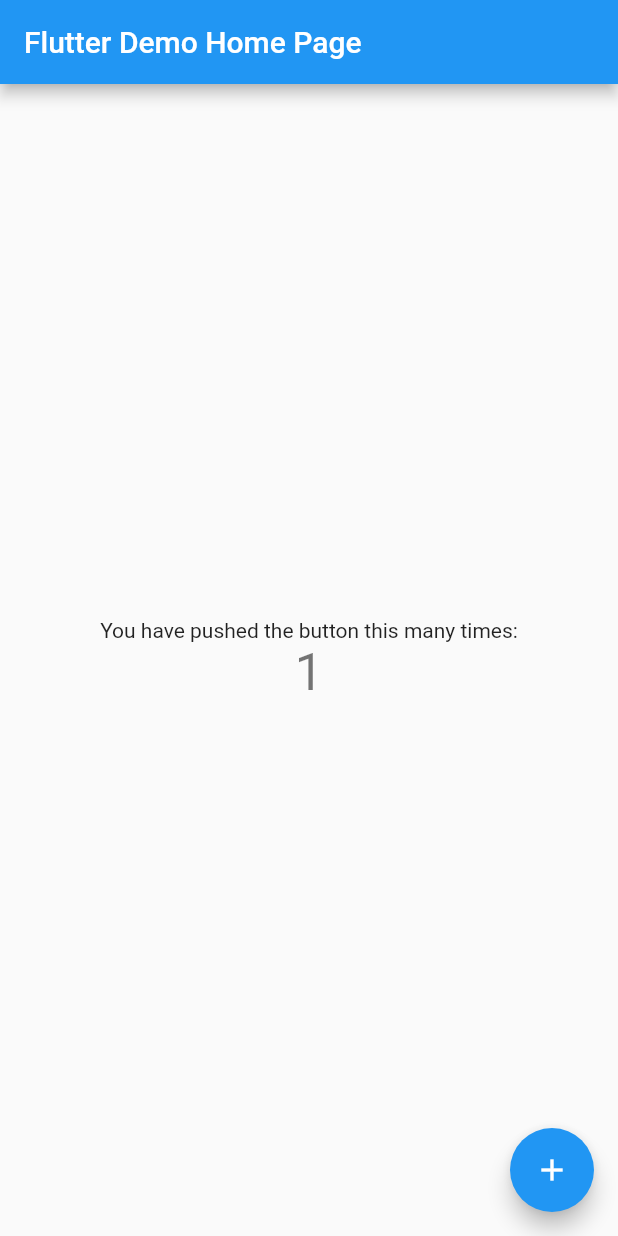
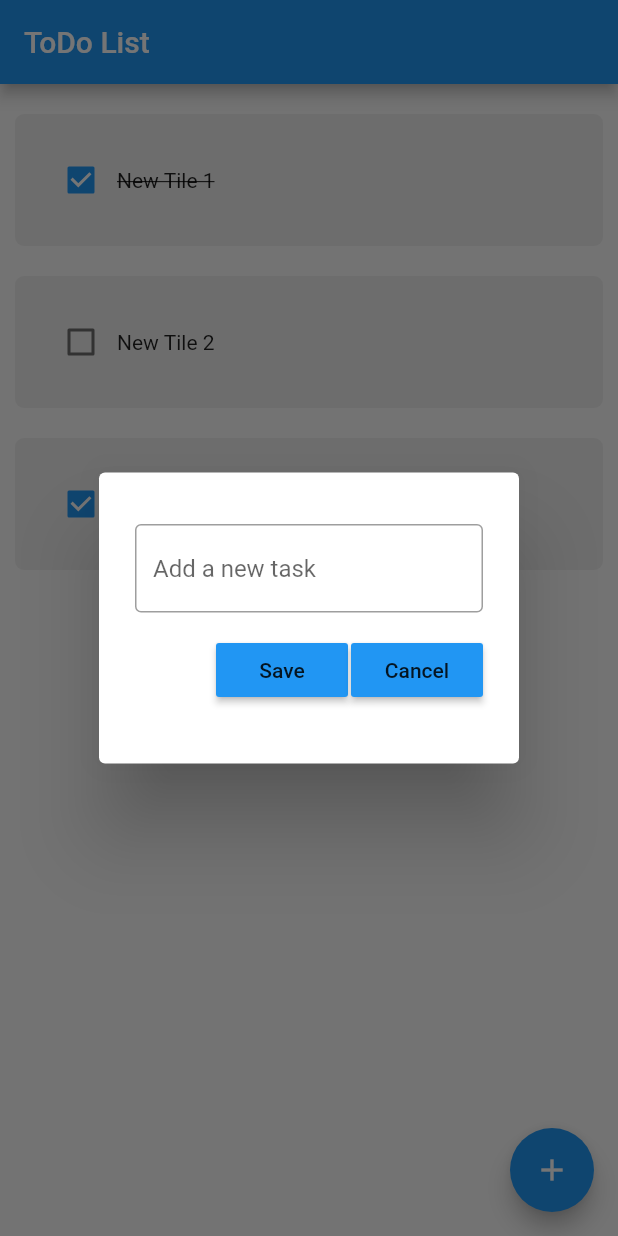
Before and after one commit to mumtazmuttahir/todolist, a Flutter app: the screen it shows after launch, after a tap on the "add" icon, on a phone screen of 412 x 824 dp. Run offline on Flutter 3.47's test engine with Material 2 defaults, Android fonts, the phone set to English and light mode, and no system bars; drawn by our look-alikes of flutter_slidable.

Commit message:
displays and adds new task

```diff
--- a/lib/main.dart
+++ b/lib/main.dart
@@ -1,4 +1,7 @@
+//Framework imports
 import 'package:flutter/material.dart';
+//Project imports
+import 'package:todolist/views/screens/screens.dart';
 
 void main() {
   runApp(const MyApp());
@@ -13,103 +16,9 @@ class MyApp extends StatelessWidget {
     return MaterialApp(
       title: 'Flutter Demo',
       theme: ThemeData(
-        // This is the theme of your application.
-        //
-        // Try running your application with "flutter run". You'll see the
-        // application has a blue toolbar. Then, without quitting the app, try
-        // changing the primarySwatch below to Colors.green and then invoke
-        // "hot reload" (press "r" in the console where you ran "flutter run",
-        // or simply save your changes to "hot reload" in a Flutter IDE).
-        // Notice that the counter didn't reset back to zero; the application
-        // is not restarted.
         primarySwatch: Colors.blue,
       ),
-      home: const MyHomePage(title: 'Flutter Demo Home Page'),
+      home: const ToDoListScreen(),
     );
   }
 }
-
-class MyHomePage extends StatefulWidget {
-  const MyHomePage({super.key, required this.title});
-
-  // This widget is the home page of your application. It is stateful, meaning
-  // that it has a State object (defined below) that contains fields that affect
-  // how it looks.
-
-  // This class is the configuration for the state. It holds the values (in this
-  // case the title) provided by the parent (in this case the App widget) and
-  // used by the build method of the State. Fields in a Widget subclass are
-  // always marked "final".
-
-  final String title;
-
-  @override
-  State<MyHomePage> createState() => _MyHomePageState();
-}
-
-class _MyHomePageState extends State<MyHomePage> {
-  int _counter = 0;
-
-  void _incrementCounter() {
-    setState(() {
-      // This call to setState tells the Flutter framework that something has
-      // changed in this State, which causes it to rerun the build method below
-      // so that the display can reflect the updated values. If we changed
-      // _counter without calling setState(), then the build method would not be
-      // called again, and so nothing would appear to happen.
-      _counter++;
-    });
-  }
-
-  @override
-  Widget build(BuildContext context) {
-    // This method is rerun every time setState is called, for instance as done
-    // by the _incrementCounter method above.
-    //
-    // The Flutter framework has been optimized to make rerunning build methods
-    // fast, so that you can just rebuild anything that needs updating rather
-    // than having to individually change instances of widgets.
-    return Scaffold(
-      appBar: AppBar(
-        // Here we take the value from the MyHomePage object that was created by
-        // the App.build method, and use it to set our appbar title.
-        title: Text(widget.title),
-      ),
-      body: Center(
-        // Center is a layout widget. It takes a single child and positions it
-        // in the middle of the parent.
-        child: Column(
-          // Column is also a layout widget. It takes a list of children and
-          // arranges them vertically. By default, it sizes itself to fit its
-          // children horizontally, and tries to be as tall as its parent.
-          //
-          // Invoke "debug painting" (press "p" in the console, choose the
-          // "Toggle Debug Paint" action from the Flutter Inspector in Android
-          // Studio, or the "Toggle Debug Paint" command in Visual Studio Code)
-          // to see the wireframe for each widget.
-          //
-          // Column has various properties to control how it sizes itself and
-          // how it positions its children. Here we use mainAxisAlignment to
-          // center the children vertically; the main axis here is the vertical
-          // axis because Columns are vertical (the cross axis would be
-          // horizontal).
-          mainAxisAlignment: MainAxisAlignment.center,
-          children: <Widget>[
-            const Text(
-              'You have pushed the button this many times:',
-            ),
-            Text(
-              '$_counter',
-              style: Theme.of(context).textTheme.headline4,
-            ),
-          ],
-        ),
-      ),
-      floatingActionButton: FloatingActionButton(
-        onPressed: _incrementCounter,
-        tooltip: 'Increment',
-        child: const Icon(Icons.add),
-      ), // This trailing comma makes auto-formatting nicer for build methods.
-    );
-  }
-}
--- /dev/null
+++ b/lib/models/models.dart
@@ -0,0 +1 @@
+export 'tiles/tiles.dart';
--- /dev/null
+++ b/lib/models/tiles/tiles.dart
@@ -0,0 +1 @@
+export 'todo_tile_model.dart';
--- /dev/null
+++ b/lib/repositories/repositories.dart
@@ -0,0 +1 @@
+export 'tasks_repositories/tasks_repositories.dart';
--- /dev/null
+++ b/lib/repositories/tasks_repositories/tasks_repositories.dart
@@ -0,0 +1 @@
+export 'fetch_tasks.dart';
--- /dev/null
+++ b/lib/views/components/buttons/buttons.dart
@@ -0,0 +1 @@
+export 'dialog_button.dart';
--- /dev/null
+++ b/lib/views/components/buttons/dialog_button.dart
@@ -0,0 +1,18 @@
+//Framework imports
+import 'package:flutter/material.dart';
+
+class DialogButton extends StatelessWidget {
+  DialogButton({super.key, required this.buttonText, required this.onPressed});
+
+  final String buttonText;
+  VoidCallback onPressed;
+
+  @override
+  Widget build(BuildContext context) {
+    return MaterialButton(
+      color: Theme.of(context).primaryColor,
+      onPressed: onPressed,
+      child: Text(buttonText),
+    );
+  }
+}
--- /dev/null
+++ b/lib/views/components/components.dart
@@ -0,0 +1,3 @@
+export 'buttons/buttons.dart';
+export 'dialogboxes/dialogboxes.dart';
+export 'tiles/tiles.dart';
--- /dev/null
+++ b/lib/views/components/dialogboxes/alert_dialogbox.dart
@@ -0,0 +1,43 @@
+import 'package:flutter/material.dart';
+import 'package:todolist/views/components/components.dart';
+
+class AlertDialogBox extends StatelessWidget {
+  AlertDialogBox(
+      {super.key,
+      required this.textContoller,
+      required this.onSave,
+      required this.onCancel});
+
+  final TextEditingController textContoller;
+  VoidCallback onSave;
+  VoidCallback onCancel;
+
+  @override
+  Widget build(BuildContext context) {
+    return AlertDialog(
+      content: SizedBox(
+        height: 150,
+        child: Column(
+          mainAxisAlignment: MainAxisAlignment.spaceEvenly,
+          children: [
+            TextField(
+              controller: textContoller,
+              minLines: 1,
+              maxLines: 2,
+              decoration: const InputDecoration(
+                  border: OutlineInputBorder(), hintText: 'Add a new task'),
+            ),
+            Row(
+              mainAxisAlignment: MainAxisAlignment.end,
+              children: [
+                DialogButton(buttonText: 'Save', onPressed: onSave),
+                const SizedBox(width: 2.0),
+                DialogButton(buttonText: 'Cancel', onPressed: onCancel)
+              ],
+            )
+          ],
+        ),
+      ),
+    );
+  }
+}
--- /dev/null
+++ b/lib/views/components/dialogboxes/dialogboxes.dart
@@ -0,0 +1 @@
+export 'alert_dialogbox.dart';
--- /dev/null
+++ b/lib/views/components/tiles/tiles.dart
@@ -0,0 +1 @@
+export 'todo_tile.dart';
--- /dev/null
+++ b/lib/views/components/tiles/todo_tile.dart
@@ -0,0 +1,61 @@
+//Framework Imports
+import 'package:flutter/material.dart';
+import 'package:flutter_slidable/flutter_slidable.dart';
+
+class ToDoTile extends StatelessWidget {
+  ToDoTile(
+      {Key? key,
+      required this.userId,
+      required this.id,
+      required this.titleName,
+      required this.isCompleted,
+      required this.onChanged,
+      required this.deleteTask})
+      : super(key: key);
+
+  final int userId;
+  final int id;
+  final String titleName;
+  final bool isCompleted;
+  Function(bool?)? onChanged;
+  Function(BuildContext) deleteTask;
+
+  @override
+  Widget build(BuildContext context) {
+    return Padding(
+      padding: const EdgeInsets.only(left: 10.0, right: 10.0, top: 20.0),
+      child: Slidable(
+        endActionPane: ActionPane(
+          motion: const StretchMotion(),
+          children: [
+            SlidableAction(
+              onPressed: deleteTask,
+              icon: Icons.delete,
+              backgroundColor: Colors.red.shade500,
+            )
+          ],
+        ),
+        child: Container(
+          padding: const EdgeInsets.all(20.0),
+          decoration: BoxDecoration(
+              color: Colors.grey[200],
+              borderRadius: BorderRadius.circular(6.0)),
+          child: Row(
+            children: [
+              //Checkbox
+              Checkbox(value: isCompleted, onChanged: onChanged),
+              //Task Name
+              Text(
+                titleName,
+                style: TextStyle(
+                    decoration: isCompleted
+                        ? TextDecoration.lineThrough
+                        : TextDecoration.none),
+              ),
+            ],
+          ),
+        ),
+      ),
+    );
+  }
+}
--- /dev/null
+++ b/lib/views/screens/screens.dart
@@ -0,0 +1 @@
+export 'todo_list/todo_list.dart';
--- /dev/null
+++ b/lib/views/screens/todo_list/todo_list.dart
@@ -0,0 +1 @@
+export 'todo_list_screen.dart';
--- /dev/null
+++ b/lib/views/screens/todo_list/todo_list_screen.dart
@@ -0,0 +1,90 @@
+//Framework Imports
+import 'package:flutter/material.dart';
+
+//Project Imports
+import 'package:todolist/views/views.dart';
+
+class ToDoListScreen extends StatefulWidget {
+  const ToDoListScreen({super.key});
+
+  @override
+  State<ToDoListScreen> createState() => _ToDoListScreenState();
+}
+
+class _ToDoListScreenState extends State<ToDoListScreen> {
+  //Text Editing Controller
+  TextEditingController textContoller = TextEditingController();
+  //List
+  List todoList = [
+    [1, 1, 'New Tile 1', true],
+    [1, 2, 'New Tile 2', false],
+    [1, 3, 'New Tile 3', true]
+  ];
+
+  void checkBoxCheckChanged(bool? value, int index) {
+    setState(() {
+      todoList[index][3] = !todoList[index][3];
+    });
+  }
+
+  void createNewTask() {
+    showDialog(
+        context: context,
+        builder: (context) {
+          return AlertDialogBox(
+            textContoller: textContoller,
+            onSave: onSave,
+            onCancel: () => Navigator.of(context).pop(),
+          );
+        });
+  }
+
+  //Saves new task
+  void onSave() {
+    setState(() {
+      final todoListLength = todoList.length;
+      todoList
+          .add([todoList[0][0], todoListLength + 1, textContoller.text, false]);
+      textContoller.clear();
+    });
+    Navigator.of(context).pop();
+  }
+
+  //Deletes the task
+  void deleteTask(int index) {
+    setState(() {
+      todoList.removeAt(index);
+    });
+  }
+
+  @override
+  Widget build(BuildContext context) {
+    return Scaffold(
+      appBar: AppBar(
+        // Here we take the value from the MyHomePage object that was created by
+        // the App.build method, and use it to set our appbar title.
+        title: const Text('ToDo List'),
+      ),
+      body: ListView.builder(
+        itemCount: todoList.length,
+        itemBuilder: (context, index) {
+          return ToDoTile(
+            userId: todoList[index][0],
+            id: todoList[index][1],
+            titleName: todoList[index][2],
+            isCompleted: todoList[index][3],
+            onChanged: (value) => checkBoxCheckChanged(value, index),
+            deleteTask: (context) {
+              deleteTask(index);
+            },
+          );
+        },
+      ),
+      floatingActionButton: FloatingActionButton(
+        onPressed: createNewTask,
+        tooltip: 'Increment',
+        child: const Icon(Icons.add),
+      ),
+    );
+  }
+}
--- /dev/null
+++ b/lib/views/views.dart
@@ -0,0 +1,2 @@
+export 'components/components.dart';
+export 'screens/screens.dart';
--- a/pubspec.yaml
+++ b/pubspec.yaml
@@ -36,6 +36,8 @@ dependencies:
   # The following adds the Cupertino Icons font to your application.
   # Use with the CupertinoIcons class for iOS style icons.
   cupertino_icons: ^1.0.2
+  flutter_slidable: ^1.2.0
+  http: ^0.13.5
 
 dev_dependencies:
   flutter_test:
```
Also changed, not shown: lib/models/tiles/todo_tile_model.dart (added, +29 -0 lines), lib/repositories/tasks_repositories/fetch_tasks.dart (added, +15 -0 lines), lib/viewmodels/viewmodels.dart (added), pubspec.lock.
